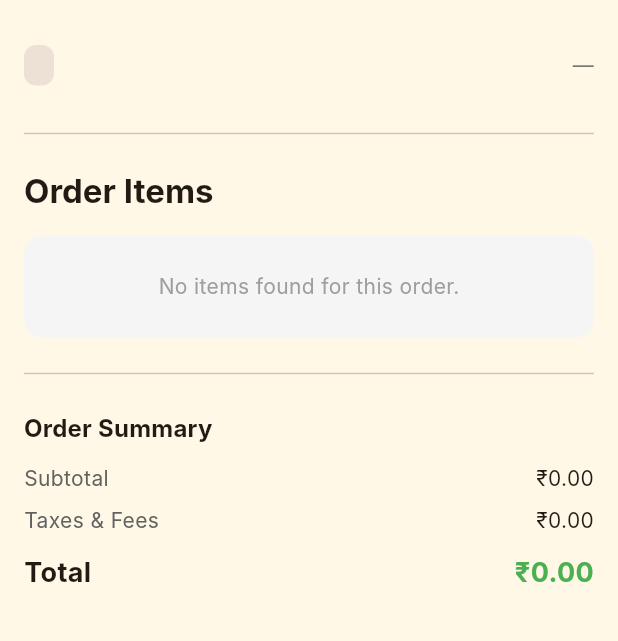
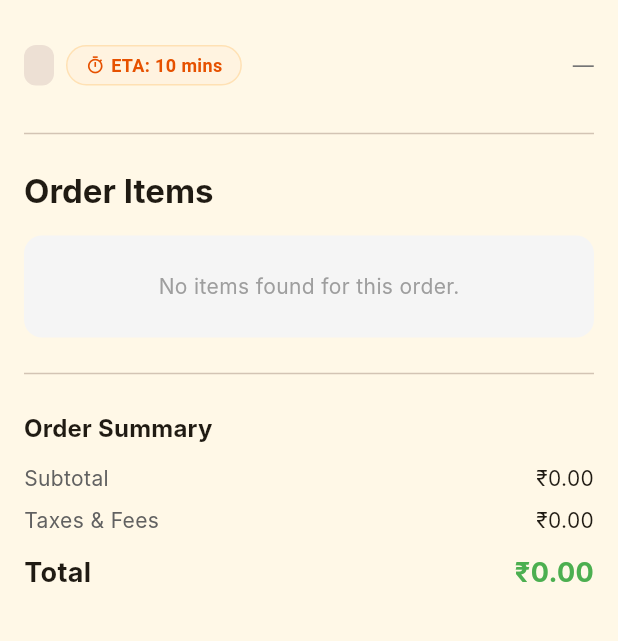
Before and after one commit to yas23-code/preodrer-app-final, a Flutter app: the OrderDetailScreen screen opened directly with empty values, on a phone screen of 412 x 824 dp, the part 63-704 px from its top. Run offline on Flutter 3.47's test engine with Material 3 defaults, Android fonts, the phone set to English and light mode, and no system bars; our stand-ins replace cached_network_image, firebase_core, firebase_messaging, flutter_dotenv, flutter_local_notifications, flutter_riverpod and 8 more; missing offline and left inert: mobile_scanner; accounts and stored records are empty; network calls fail; Roboto replaces fonts that are missing (Inter, Poppins).

```diff
--- a/lib/features/cart/screens/cart_screen.dart
+++ b/lib/features/cart/screens/cart_screen.dart
@@ -72,7 +72,10 @@ class _CartScreenState extends ConsumerState<CartScreen>
   Future<void> _placeOrder(double total) async {
     setState(() => _isOrdering = true);
     try {
-      await ref.read(cartControllerProvider.notifier).placeOrder(customTotal: total);
+      await ref.read(cartControllerProvider.notifier).placeOrder(
+            customTotal: total,
+            phone: _phoneController.text.trim(),
+          );
       if (!mounted) return;
       setState(() {
         _isOrdering = false;
--- a/lib/features/orders/screens/order_detail_screen.dart
+++ b/lib/features/orders/screens/order_detail_screen.dart
@@ -67,7 +67,15 @@ class OrderDetailScreen extends ConsumerWidget {
               Row(
                 mainAxisAlignment: MainAxisAlignment.spaceBetween,
                 children: [
-                  OrderStatusBadge(status: status),
+                  Row(
+                    children: [
+                      OrderStatusBadge(status: status),
+                      if (status != 'completed' && status != 'delivered' && status != 'cancelled' && status != 'rejected') ...[
+                        const SizedBox(width: 8),
+                        _buildEtaBadge(orderData),
+                      ],
+                    ],
+                  ),
                   Text(
                     createdAt == null ? '—' : formatDate(createdAt),
                     style: TextStyle(color: Colors.grey.shade600, fontSize: 14),
@@ -242,4 +250,47 @@ class OrderDetailScreen extends ConsumerWidget {
 
     return response;
   }
+
+  int _getEtaMinutes(Map<String, dynamic> order) {
+    final orderItems = order['order_items'] as List<dynamic>? ?? [];
+    int maxPrepTime = 10; // Default fallback
+    for (final item in orderItems) {
+      final menuItem = item['menu_items'] as Map<String, dynamic>?;
+      if (menuItem != null) {
+        final prep = menuItem['prep_time'] as int?;
+        if (prep != null && prep > maxPrepTime) {
+          maxPrepTime = prep;
+        }
+      }
+    }
+    return maxPrepTime;
+  }
+
+  Widget _buildEtaBadge(Map<String, dynamic> order) {
+    final eta = _getEtaMinutes(order);
+    return Container(
+      padding: const EdgeInsets.symmetric(horizontal: 12, vertical: 4),
+      decoration: BoxDecoration(
+        color: const Color(0xFFFFF3E0),
+        borderRadius: BorderRadius.circular(20),
+        border: Border.all(color: const Color(0xFFFFB74D).withValues(alpha: 0.3)),
+      ),
+      child: Row(
+        mainAxisSize: MainAxisSize.min,
+        children: [
+          const Icon(Icons.timer_outlined, size: 13, color: Color(0xFFE65100)),
+          const SizedBox(width: 4),
+          Text(
+            'ETA: $eta mins',
+            style: const TextStyle(
+              fontFamily: 'Poppins',
+              fontSize: 12,
+              fontWeight: FontWeight.bold,
+              color: Color(0xFFE65100),
+            ),
+          ),
+        ],
+      ),
+    );
+  }
 }
```
Also changed, not shown: lib/features/cart/providers/cart_controller.dart (+20 -7 lines), lib/features/orders/providers/vendor_orders_provider.dart (+12 -1 lines), lib/features/orders/screens/orders_screen.dart (+53 -2 lines), 1 other file.
